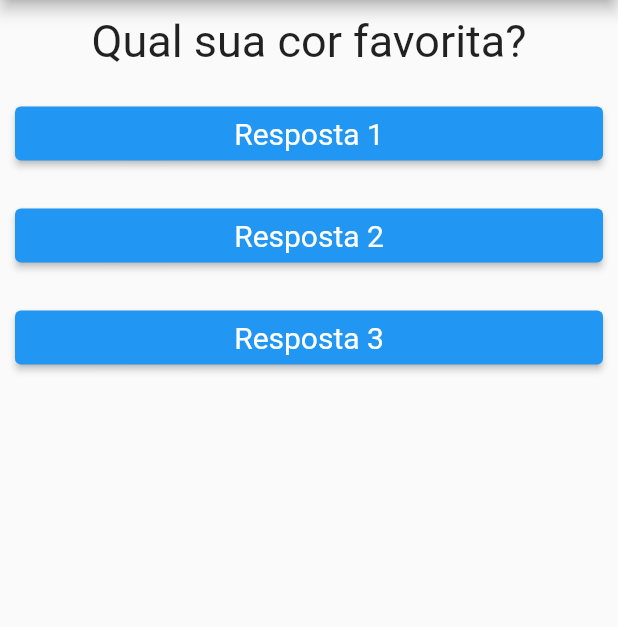
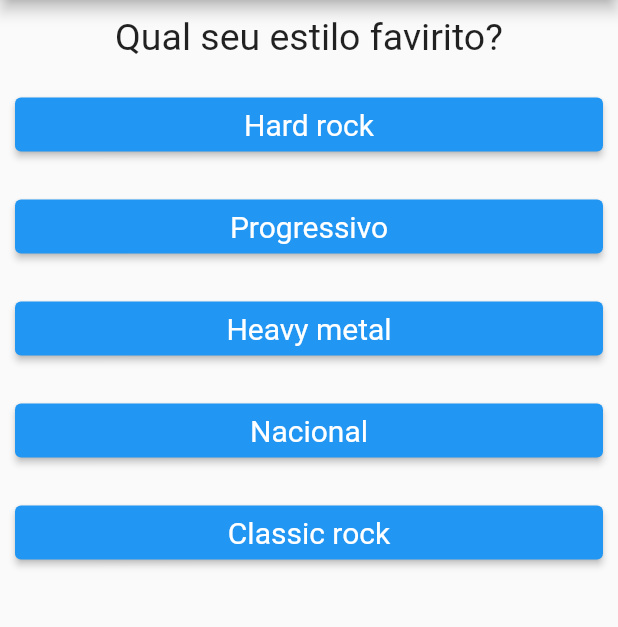
Before and after one commit to rafaelcosti/app-flutter-quiz, a Flutter app: the screen it shows after launch, on a phone screen of 412 x 824 dp, the part 84-711 px from its top. Run offline on Flutter 3.47's test engine with Material 2 defaults, Android fonts, the phone set to English and light mode, and no system bars.

Commit message:
Adicionando respostas

```diff
--- a/lib/main.dart
+++ b/lib/main.dart
@@ -1,14 +1,42 @@
-import 'package:app_flutter_quiz/ui/questao.dart';
-import 'package:app_flutter_quiz/ui/respostas.dart';
+import 'package:app_flutter_quiz/ui/questionario.dart';
+import 'package:app_flutter_quiz/ui/resultado.dart';
 import 'package:flutter/material.dart';
 
 void main() => runApp(const AppFlutterQuizStateful());
 
 class AppFlutterQuizState extends State<AppFlutterQuizStateful> {
   int _perguntaSelecionada = 0;
-  final List<String> perguntas = [
-    "Qual sua cor favorita?",
-    "Qual seu animal favorito?",
+
+  final List<Map<String, Object>> _perguntas = const [
+    {
+      "texto": "Qual seu estilo favirito?",
+      "respostas": [
+        {"nota": 9, "texto": "Hard rock"},
+        {"nota": 7, "texto": "Progressivo"},
+        {"nota": 10, "texto": "Heavy metal"},
+        {"nota": 1, "texto": "Nacional"},
+        {"nota": 8, "texto": "Classic rock"},
+      ]
+    },
+    {
+      "texto": "Qual sua banda favorita?",
+      "respostas": [
+        {"nota": 10, "texto": "Iron Maiden"},
+        {"nota": 8, "texto": "Metallica"},
+        {"nota": 6, "texto": "Lynyrd Skynyrd"},
+        {"nota": 2, "texto": "Poison"},
+        {"nota": 4, "texto": "Edguy"},
+      ]
+    },
+    {
+      "texto": "Qual destes festivais você já foi?",
+      "respostas": [
+        {"nota": 1, "texto": "Lollapalooza"},
+        {"nota": 5, "texto": "Rock in Rio"},
+        {"nota": 10, "texto": "Wacken Open Air"},
+        {"nota": 8, "texto": "Woodstock"},
+      ]
+    }
   ];
 
   @override
@@ -18,23 +46,25 @@ class AppFlutterQuizState extends State<AppFlutterQuizStateful> {
           appBar: AppBar(
             title: const Text("Perguntas"),
           ),
-        body: Column(
-          children: <Widget>[
-            Questao(perguntas[_perguntaSelecionada]),
-            Respostas('Resposta 1', _perguntaRespondida),
-            Respostas("Resposta 2", _perguntaRespondida),
-            Respostas("Resposta 3", _perguntaRespondida),
-          ],
-        ),
-      ),
+          body: temPergunta
+              ? Questionario(
+                  perguntaSelecionada: _perguntaSelecionada,
+                  perguntas: _perguntas,
+                  responser: _perguntaRespondida)
+              : const Resultado()),
     );
   }
 
   void _perguntaRespondida() {
+    if (temPergunta) {
       setState(() {
         _perguntaSelecionada++;
       });
-    print("E laia");
+    }
+  }
+
+  bool get temPergunta {
+    return _perguntaSelecionada < (_perguntas.length);
   }
 }
 
--- a/lib/ui/questao.dart
+++ b/lib/ui/questao.dart
@@ -13,7 +13,7 @@ class Questao extends StatelessWidget {
       child: Text(
         pergunta,
         style: const TextStyle(
-          fontSize: 30,
+          fontSize: 25,
         ),
         textAlign: TextAlign.center,
       ),
--- /dev/null
+++ b/lib/ui/questionario.dart
@@ -0,0 +1,40 @@
+import 'package:app_flutter_quiz/ui/questao.dart';
+import 'package:app_flutter_quiz/ui/respostas.dart';
+import 'package:flutter/material.dart';
+
+class Questionario extends StatelessWidget {
+  final int perguntaSelecionada;
+  final List<Map<String, Object>> perguntas;
+  final void Function() responser;
+
+  // ignore: use_key_in_widget_constructors, prefer_const_constructors_in_immutables
+  Questionario({
+    required this.perguntaSelecionada,
+    required this.perguntas,
+    required this.responser,
+  });
+
+  @override
+  Widget build(BuildContext context) {
+    List<Map<String, Object>>? respostas;
+    List<Widget>? widgets;
+
+    if (temPergunta) {
+      respostas = perguntas[perguntaSelecionada].cast()["respostas"];
+      widgets = respostas
+          ?.map((resp) => Respostas(resp.cast()["texto"], responser))
+          .toList();
+    }
+
+    return Column(
+      children: <Widget>[
+        Questao(perguntas[perguntaSelecionada]["texto"].toString()),
+        ...?widgets,
+      ],
+    );
+  }
+
+  bool get temPergunta {
+    return perguntaSelecionada < (perguntas.length);
+  }
+}
--- /dev/null
+++ b/lib/ui/resultado.dart
@@ -0,0 +1,18 @@
+import 'package:flutter/material.dart';
+
+class Resultado extends StatelessWidget {
+  const Resultado({Key? key}) : super(key: key);
+
+  @override
+  Widget build(BuildContext context) {
+    return const Center(
+      child: Text(
+        "Parabéns!!",
+        style: TextStyle(
+          fontSize: 30,
+          fontWeight: FontWeight.bold,
+        ),
+      ),
+    );
+  }
+}
```
Lines whose indentation alone changed are shown as unchanged.
